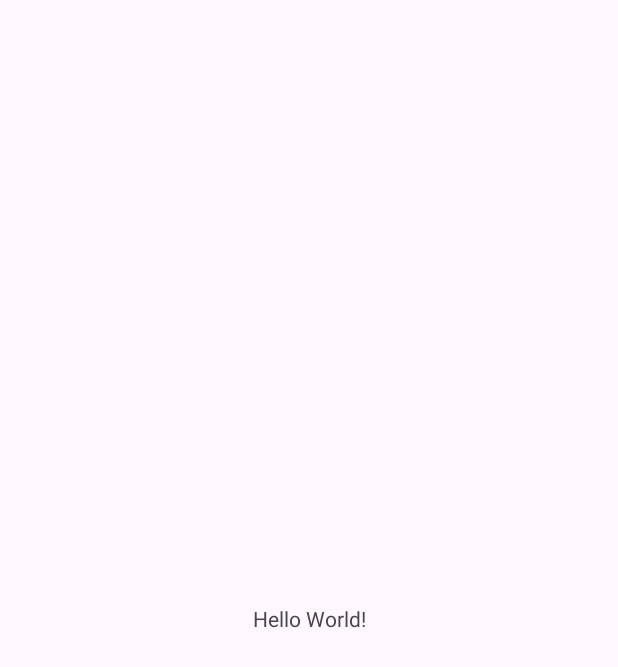
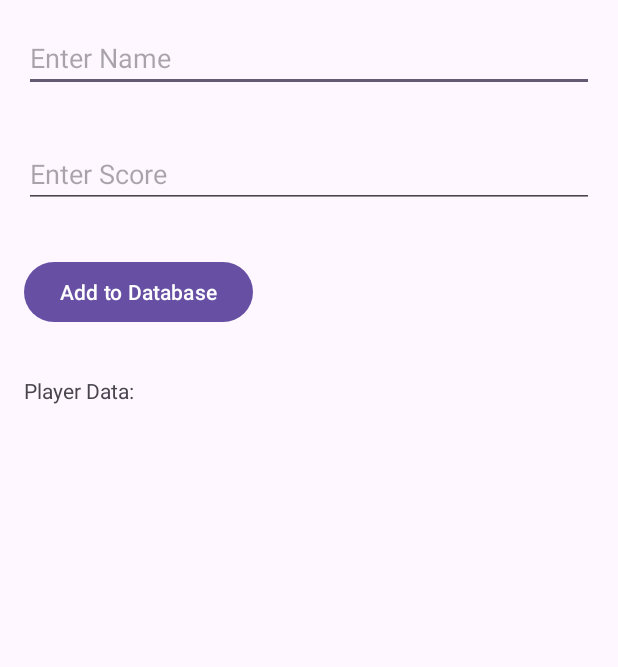
Before and after one commit to S00227414/MADGame, an Android app: the screen it shows after launch (MainActivity), on a phone screen of 412 x 824 dp. Before the commit the part shown is almost empty. Shown: the top 667 px of the screen. Run offline under Robolectric (Android 15) with nearby library versions, the phone set to English and light mode, and no system bars.

Commit message:
Created basic database. Can add name and score. This is then displayed.

```diff
--- a/app/build.gradle.kts
+++ b/app/build.gradle.kts
@@ -4,7 +4,7 @@ plugins {
 
 android {
     namespace = "com.example.madgame"
-    compileSdk = 33
+    compileSdk = 34
 
     defaultConfig {
         applicationId = "com.example.madgame"
--- /dev/null
+++ b/app/src/main/java/com/example/madgame/HighScoresDatabaseHelper.java
@@ -0,0 +1,33 @@
+package com.example.madgame;
+// HighScoresDatabaseHelper.java
+
+import android.content.Context;
+import android.database.sqlite.SQLiteDatabase;
+import android.database.sqlite.SQLiteOpenHelper;
+
+public class HighScoresDatabaseHelper extends SQLiteOpenHelper {
+    private static final String DATABASE_NAME = "high_scores.db";
+    private static final int DATABASE_VERSION = 1;
+
+    public HighScoresDatabaseHelper(Context context) {
+        super(context, DATABASE_NAME, null, DATABASE_VERSION);
+    }
+
+    @Override
+    public void onCreate(SQLiteDatabase db) {
+        // SQL statement to create the HighScores table
+        String CREATE_HIGH_SCORES_TABLE = "CREATE TABLE HighScores (" +
+                "ID INTEGER PRIMARY KEY AUTOINCREMENT," +
+                "PlayerName TEXT," +
+                "Score INTEGER)";
+
+        // Execute the SQL statement
+        db.execSQL(CREATE_HIGH_SCORES_TABLE);
+    }
+
+    @Override
+    public void onUpgrade(SQLiteDatabase db, int oldVersion, int newVersion) {
+        // Handle database upgrades if needed
+        // This method is called when DATABASE_VERSION is incremented
+    }
+}
--- a/app/src/main/java/com/example/madgame/MainActivity.java
+++ b/app/src/main/java/com/example/madgame/MainActivity.java
@@ -1,14 +1,74 @@
 package com.example.madgame;
 
+import android.annotation.SuppressLint;
+import android.content.ContentValues;
+import android.database.Cursor;
+import android.database.sqlite.SQLiteDatabase;
+import android.os.Bundle;
 import androidx.appcompat.app.AppCompatActivity;
-
-import android.os.Bundle;
+import android.view.View;
+import android.widget.Button;
+import android.widget.EditText;
+import android.widget.TextView;
 
 public class MainActivity extends AppCompatActivity {
+
+    private HighScoresDatabaseHelper dbHelper;
+    private EditText editTextName, editTextScore;
+    private TextView textViewDisplay;
 
     @Override
     protected void onCreate(Bundle savedInstanceState) {
         super.onCreate(savedInstanceState);
         setContentView(R.layout.activity_main);
+
+        dbHelper = new HighScoresDatabaseHelper(this);
+
+        editTextName = findViewById(R.id.editTextName);
+        editTextScore = findViewById(R.id.editTextScore);
+        textViewDisplay = findViewById(R.id.textViewDisplay);
+
+        Button btnAdd = findViewById(R.id.btnAdd);
+        btnAdd.setOnClickListener(new View.OnClickListener() {
+            @Override
+            public void onClick(View v) {
+                addDataToDatabase();
+                displayDataFromDatabase();
+            }
+        });
+    }
+
+    private void addDataToDatabase() {
+        SQLiteDatabase db = dbHelper.getWritableDatabase();
+        ContentValues values = new ContentValues();
+        values.put("PlayerName", editTextName.getText().toString());
+        values.put("Score", Integer.parseInt(editTextScore.getText().toString()));
+        db.insert("HighScores", null, values);
+        db.close();
+    }
+
+    private void displayDataFromDatabase() {
+        SQLiteDatabase db = dbHelper.getReadableDatabase();
+        Cursor cursor = db.rawQuery("SELECT * FROM HighScores", null);
+        StringBuilder displayText = new StringBuilder("Player Data:\n");
+
+        if (cursor.moveToFirst()) {
+            do {
+                @SuppressLint("Range") String playerName = cursor.getString(cursor.getColumnIndex("PlayerName"));
+                @SuppressLint("Range") int score = cursor.getInt(cursor.getColumnIndex("Score"));
+                displayText.append("Name: ").append(playerName).append(", Score: ").append(score).append("\n");
+            } while (cursor.moveToNext());
+        }
+
+        cursor.close();
+        db.close();
+
+        textViewDisplay.setText(displayText.toString());
+    }
+
+    @Override
+    protected void onDestroy() {
+        dbHelper.close();
+        super.onDestroy();
     }
 }
--- a/app/src/main/res/layout/activity_main.xml
+++ b/app/src/main/res/layout/activity_main.xml
@@ -1,18 +1,37 @@
-<?xml version="1.0" encoding="utf-8"?>
-<androidx.constraintlayout.widget.ConstraintLayout xmlns:android="http://schemas.android.com/apk/res/android"
-    xmlns:app="http://schemas.android.com/apk/res-auto"
-    xmlns:tools="http://schemas.android.com/tools"
+<!-- activity_main.xml -->
+<RelativeLayout xmlns:android="http://schemas.android.com/apk/res/android"
     android:layout_width="match_parent"
-    android:layout_height="match_parent"
-    tools:context=".MainActivity">
+    android:layout_height="match_parent">
+
+    <EditText
+        android:id="@+id/editTextName"
+        android:layout_width="match_parent"
+        android:layout_height="wrap_content"
+        android:hint="Enter Name"
+        android:layout_margin="16dp"/>
+
+    <EditText
+        android:id="@+id/editTextScore"
+        android:layout_width="match_parent"
+        android:layout_height="wrap_content"
+        android:hint="Enter Score"
+        android:inputType="number"
+        android:layout_below="@id/editTextName"
+        android:layout_margin="16dp"/>
+
+    <Button
+        android:id="@+id/btnAdd"
+        android:layout_width="wrap_content"
+        android:layout_height="wrap_content"
+        android:text="Add to Database"
+        android:layout_below="@id/editTextScore"
+        android:layout_margin="16dp"/>
 
     <TextView
+        android:id="@+id/textViewDisplay"
         android:layout_width="wrap_content"
         android:layout_height="wrap_content"
-        android:text="Hello World!"
-        app:layout_constraintBottom_toBottomOf="parent"
-        app:layout_constraintEnd_toEndOf="parent"
-        app:layout_constraintStart_toStartOf="parent"
-        app:layout_constraintTop_toTopOf="parent" />
-
-</androidx.constraintlayout.widget.ConstraintLayout>
+        android:text="Player Data:"
+        android:layout_below="@id/btnAdd"
+        android:layout_margin="16dp"/>
+</RelativeLayout>
```
